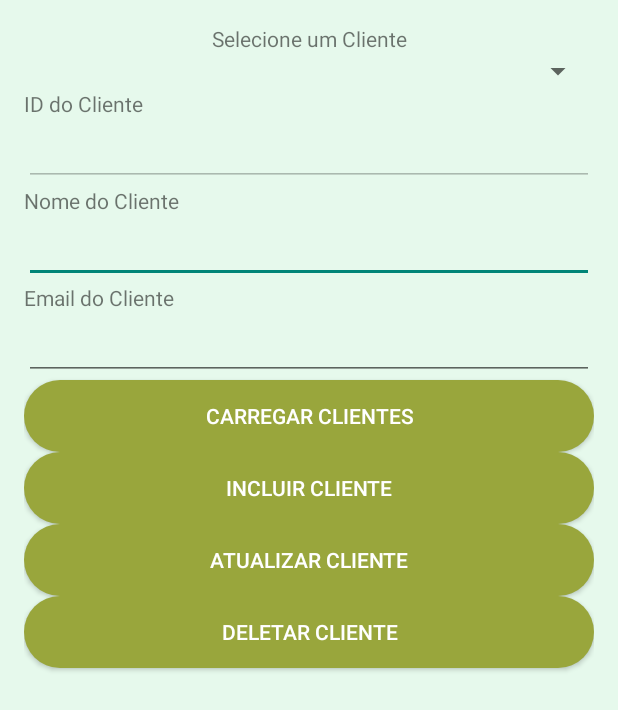
After one commit to Thiago163/Aplicativo_pim_vs1_sb, an Android app: the tela_cliente_teste screen opened directly, with no data from a screen before it, on a phone screen of 412 x 824 dp. The commit adds this screen. Shown: the top 710 px of the screen. Run offline under Robolectric (Android 15) with nearby library versions, the phone set to English and light mode, and no system bars.

Commit message:
tela_cliente_teste

```diff
--- a/app/src/main/java/com/example/pim_mundo_verde/MainActivity.java
+++ b/app/src/main/java/com/example/pim_mundo_verde/MainActivity.java
@@ -28,4 +28,9 @@ public class MainActivity extends AppCompatActivity {
         Intent in = new Intent(MainActivity.this, tela_login.class); // Use o nome correto da classe
         startActivity(in);
     }
+
+    public void tela_cliente_teste(View view) {
+        Intent in = new Intent(MainActivity.this, tela_cliente_teste.class); // Use o nome correto da classe
+        startActivity(in);
+    }
 }
--- /dev/null
+++ b/app/src/main/java/com/example/pim_mundo_verde/tela_cliente_teste.java
@@ -0,0 +1,202 @@
+package com.example.pim_mundo_verde;
+
+import android.os.Bundle;
+import android.util.Log;
+import android.view.View;
+import android.widget.AdapterView;
+import android.widget.ArrayAdapter;
+import android.widget.Button;
+import android.widget.EditText;
+import android.widget.Spinner;
+import android.widget.Toast;
+
+import androidx.appcompat.app.AppCompatActivity;
+
+import com.example.pim_mundo_verde.model.Cliente;
+import com.example.pim_mundo_verde.services.ClienteApiService;
+
+import java.net.HttpURLConnection;
+import java.net.URL;
+import java.util.ArrayList;
+import java.util.List;
+
+/**
+ * Classe MainActivity
+ *
+ * Propósito: A MainActivity serve como interface gráfica para o usuário interagir com a API de Clientes.
+ * Ela permite carregar, adicionar, atualizar e deletar clientes, exibindo os dados no Spinner e permitindo
+ * a edição dos campos de nome e email.
+ *
+ * Nota Importante: **A API DEVE ESTAR RODANDO NO ECLIPSE** antes de usar esta aplicação. Caso contrário,
+ * os métodos que fazem requisições à API (como carregar, adicionar, atualizar e deletar clientes) irão
+ * retornar erro ao tentar conectar-se ao servidor. Verifique se o servidor da API está ativo para evitar
+ * erros de conexão.
+ */
+public class tela_cliente_teste extends AppCompatActivity {
+
+    private static final String TAG = "NetworkCheck"; // Tag para logs de diagnóstico de rede.
+    private Spinner spinnerClientes; // Dropdown para exibir a lista de clientes.
+    private EditText editTextId, editTextNome, editTextEmail; // Campos de entrada para ID, Nome e Email do cliente.
+    private Button buttonLoadClientes, buttonAddCliente, buttonUpdateCliente, buttonDeleteCliente; // Botões para ações CRUD.
+    private List<Cliente> clientes = new ArrayList<>(); // Lista de objetos Cliente para armazenar dados carregados.
+    private ArrayAdapter<String> adapter; // Adaptador para manipular o Spinner.
+
+    @Override
+    protected void onCreate(Bundle savedInstanceState) {
+        super.onCreate(savedInstanceState);
+        setContentView(R.layout.activity_tela_cliente_teste); // Define o layout da atividade.
+
+        // Log de diagnóstico de rede para verificar a conexão com o servidor da API.
+        Log.d(TAG, "Verificando configurações de rede...");
+        new Thread(() -> {
+            try {
+                URL url = new URL("http://10.0.2.2:8085/api/clientes/listar"); // URL do endpoint da API.
+                HttpURLConnection connection = (HttpURLConnection) url.openConnection(); // Abre conexão HTTP.
+                connection.setRequestMethod("GET"); // Define o método HTTP como GET.
+                connection.connect(); // Conecta ao servidor.
+
+                int responseCode = connection.getResponseCode(); // Código de resposta da conexão.
+                if (responseCode == 200) {
+                    Log.d(TAG, "Conexão HTTP com 10.0.2.2 bem-sucedida.");
+                } else {
+                    Log.e(TAG, "Conexão HTTP falhou. Código de resposta: " + responseCode);
+                }
+                connection.disconnect(); // Fecha a conexão.
+            } catch (Exception e) {
+                Log.e(TAG, "Erro ao verificar a conexão HTTP com 10.0.2.2: " + e.getMessage());
+            }
+        }).start();
+
+        // Inicializar views com base nos IDs definidos no layout XML.
+        spinnerClientes = findViewById(R.id.spinnerClientes);
+        editTextId = findViewById(R.id.editTextId);
+        editTextNome = findViewById(R.id.editTextNome);
+        editTextEmail = findViewById(R.id.editTextEmail);
+        buttonLoadClientes = findViewById(R.id.buttonLoadClientes);
+        buttonAddCliente = findViewById(R.id.buttonAddCliente);
+        buttonUpdateCliente = findViewById(R.id.buttonUpdateCliente);
+        buttonDeleteCliente = findViewById(R.id.buttonDeleteCliente);
+
+        // Configuração do Spinner e seu adaptador para exibir os nomes dos clientes.
+        adapter = new ArrayAdapter<>(this, android.R.layout.simple_spinner_item, new ArrayList<>());
+        adapter.setDropDownViewResource(android.R.layout.simple_spinner_dropdown_item);
+        spinnerClientes.setAdapter(adapter); // Define o adaptador do Spinner.
+
+        // Define ações para os botões.
+        buttonLoadClientes.setOnClickListener(v -> loadClientes()); // Carregar clientes ao clicar no botão.
+        buttonAddCliente.setOnClickListener(v -> addCliente()); // Adicionar cliente ao clicar no botão.
+        buttonUpdateCliente.setOnClickListener(v -> updateCliente()); // Atualizar cliente ao clicar no botão.
+        buttonDeleteCliente.setOnClickListener(v -> deleteCliente()); // Deletar cliente ao clicar no botão.
+
+        // Define ação de seleção do Spinner, para exibir informações do cliente selecionado nos EditTexts.
+        spinnerClientes.setOnItemSelectedListener(new AdapterView.OnItemSelectedListener() {
+            @Override
+            public void onItemSelected(AdapterView<?> parent, View view, int position, long id) {
+                // Obtém o cliente selecionado e exibe os dados nos campos de texto.
+                Cliente cliente = clientes.get(position);
+                editTextId.setText(String.valueOf(cliente.getId()));
+                editTextNome.setText(cliente.getNome());
+                editTextEmail.setText(cliente.getEmail());
+            }
+
+            @Override
+            public void onNothingSelected(AdapterView<?> parent) {
+                // Limpa os campos de texto quando nada está selecionado no Spinner.
+                editTextId.setText("");
+                editTextNome.setText("");
+                editTextEmail.setText("");
+            }
+        });
+    }
+
+    /**
+     * Método loadClientes()
+     * Carrega a lista de clientes chamando o serviço da API. Atualiza o Spinner com os nomes dos clientes.
+     */
+    private void loadClientes() {
+        new Thread(() -> {
+            try {
+                clientes = ClienteApiService.getAllClientes(); // Chama o serviço da API para obter todos os clientes.
+                runOnUiThread(() -> {
+                    adapter.clear(); // Limpa os dados do adaptador.
+                    for (Cliente cliente : clientes) {
+                        adapter.add(cliente.getNome()); // Adiciona o nome de cada cliente ao adaptador.
+                    }
+                    adapter.notifyDataSetChanged(); // Notifica o Spinner sobre as mudanças.
+                    Toast.makeText(tela_cliente_teste.this, "Clientes carregados", Toast.LENGTH_SHORT).show(); // Mensagem de sucesso.
+                });
+            } catch (Exception e) {
+                e.printStackTrace(); // Exibe erro no console.
+                runOnUiThread(() -> Toast.makeText(tela_cliente_teste.this, "Erro ao carregar clientes", Toast.LENGTH_SHORT).show()); // Mensagem de erro.
+            }
+        }).start();
+    }
+
+    /**
+     * Método addCliente()
+     * Adiciona um novo cliente chamando o serviço da API. Exibe uma mensagem de sucesso ou erro.
+     */
+    private void addCliente() {
+        Cliente cliente = new Cliente(); // Cria um novo cliente.
+        cliente.setNome(editTextNome.getText().toString()); // Define o nome a partir do campo de texto.
+        cliente.setEmail(editTextEmail.getText().toString()); // Define o email a partir do campo de texto.
+
+        new Thread(() -> {
+            try {
+                String response = ClienteApiService.addCliente(cliente); // Chama o serviço para adicionar o cliente.
+                runOnUiThread(() -> {
+                    Toast.makeText(tela_cliente_teste.this, response, Toast.LENGTH_SHORT).show(); // Mensagem de sucesso.
+                    loadClientes(); // Atualiza a lista de clientes.
+                });
+            } catch (Exception e) {
+                e.printStackTrace();
+                runOnUiThread(() -> Toast.makeText(tela_cliente_teste.this, "Erro ao adicionar cliente", Toast.LENGTH_SHORT).show()); // Mensagem de erro.
+            }
+        }).start();
+    }
+
+    /**
+     * Método updateCliente()
+     * Atualiza o cliente selecionado chamando o serviço da API. Exibe uma mensagem de sucesso ou erro.
+     */
+    private void updateCliente() {
+        long id = Long.parseLong(editTextId.getText().toString()); // Obtém o ID do cliente a ser atualizado.
+        Cliente cliente = new Cliente(); // Cria um novo cliente com dados atualizados.
+        cliente.setNome(editTextNome.getText().toString());
+        cliente.setEmail(editTextEmail.getText().toString());
+
+        new Thread(() -> {
+            try {
+                String response = ClienteApiService.updateCliente(id, cliente); // Chama o serviço para atualizar o cliente.
+                runOnUiThread(() -> {
+                    Toast.makeText(tela_cliente_teste.this, response, Toast.LENGTH_SHORT).show(); // Mensagem de sucesso.
+                    loadClientes(); // Atualiza a lista de clientes.
+                });
+            } catch (Exception e) {
+                e.printStackTrace();
+                runOnUiThread(() -> Toast.makeText(tela_cliente_teste.this, "Erro ao atualizar cliente", Toast.LENGTH_SHORT).show()); // Mensagem de erro.
+            }
+        }).start();
+    }
+
+    /**
+     * Método deleteCliente()
+     * Deleta o cliente selecionado chamando o serviço da API. Exibe uma mensagem de sucesso ou erro.
+     */
+    private void deleteCliente() {
+        long id = Long.parseLong(editTextId.getText().toString()); // Obtém o ID do cliente a ser deletado.
+
+        new Thread(() -> {
+            try {
+                String response = ClienteApiService.deleteCliente(id); // Chama o serviço para deletar o cliente.
+                runOnUiThread(() -> {
+                    Toast.makeText(tela_cliente_teste.this, response, Toast.LENGTH_SHORT).show(); // Mensagem de sucesso.
+                    loadClientes(); // Atualiza a lista de clientes.
+                });
+            } catch (Exception e) {
+                e.printStackTrace();
+                runOnUiThread(() -> Toast.makeText(tela_cliente_teste.this, "Erro ao deletar cliente", Toast.LENGTH_SHORT).show()); // Mensagem de erro.
+            }
+        }).start();
+    }
+}
--- /dev/null
+++ b/app/src/main/res/layout/activity_tela_cliente_teste.xml
@@ -0,0 +1,133 @@
+<?xml version="1.0" encoding="utf-8"?>
+<androidx.constraintlayout.widget.ConstraintLayout xmlns:android="http://schemas.android.com/apk/res/android"
+    xmlns:app="http://schemas.android.com/apk/res-auto"
+    xmlns:tools="http://schemas.android.com/tools"
+    android:id="@+id/tela_cliente_teste"
+    android:layout_width="match_parent"
+    android:layout_height="match_parent"
+    tools:context=".tela_cliente_teste"
+    android:padding="16dp">
+
+    <!-- Texto explicativo para o Spinner -->
+    <TextView
+        android:id="@+id/labelClientes"
+        android:layout_width="wrap_content"
+        android:layout_height="wrap_content"
+        android:text="Selecione um Cliente"
+        app:layout_constraintTop_toTopOf="parent"
+        app:layout_constraintStart_toStartOf="parent"
+        app:layout_constraintEnd_toEndOf="parent"
+        android:layout_marginBottom="8dp" />
+
+    <!-- Spinner para listar clientes -->
+    <Spinner
+        android:id="@+id/spinnerClientes"
+        android:layout_width="0dp"
+        android:layout_height="wrap_content"
+        app:layout_constraintTop_toBottomOf="@id/labelClientes"
+        app:layout_constraintStart_toStartOf="parent"
+        app:layout_constraintEnd_toEndOf="parent"
+        android:layout_marginBottom="16dp" />
+
+    <!-- Campo ID (somente leitura) -->
+    <TextView
+        android:id="@+id/labelId"
+        android:layout_width="wrap_content"
+        android:layout_height="wrap_content"
+        android:text="ID do Cliente"
+        app:layout_constraintTop_toBottomOf="@id/spinnerClientes"
+        app:layout_constraintStart_toStartOf="parent"
+        android:layout_marginBottom="4dp" />
+
+    <EditText
+        android:id="@+id/editTextId"
+        android:layout_width="0dp"
+        android:layout_height="wrap_content"
+        android:enabled="false"
+        app:layout_constraintTop_toBottomOf="@id/labelId"
+        app:layout_constraintStart_toStartOf="parent"
+        app:layout_constraintEnd_toEndOf="parent"
+        android:layout_marginBottom="8dp" />
+
+    <!-- Campo Nome -->
+    <TextView
+        android:id="@+id/labelNome"
+        android:layout_width="wrap_content"
+        android:layout_height="wrap_content"
+        android:text="Nome do Cliente"
+        app:layout_constraintTop_toBottomOf="@id/editTextId"
+        app:layout_constraintStart_toStartOf="parent"
+        android:layout_marginBottom="4dp" />
+
+    <EditText
+        android:id="@+id/editTextNome"
+        android:layout_width="0dp"
+        android:layout_height="wrap_content"
+        app:layout_constraintTop_toBottomOf="@id/labelNome"
+        app:layout_constraintStart_toStartOf="parent"
+        app:layout_constraintEnd_toEndOf="parent"
+        android:layout_marginBottom="8dp" />
+
+    <!-- Campo Email -->
+    <TextView
+        android:id="@+id/labelEmail"
+        android:layout_width="wrap_content"
+        android:layout_height="wrap_content"
+        android:text="Email do Cliente"
+        app:layout_constraintTop_toBottomOf="@id/editTextNome"
+        app:layout_constraintStart_toStartOf="parent"
+        android:layout_marginBottom="4dp" />
+
+    <EditText
+        android:id="@+id/editTextEmail"
+        android:layout_width="0dp"
+        android:layout_height="wrap_content"
+        app:layout_constraintTop_toBottomOf="@id/labelEmail"
+        app:layout_constraintStart_toStartOf="parent"
+        app:layout_constraintEnd_toEndOf="parent"
+        android:layout_marginBottom="16dp" />
+
+    <!-- Botão para carregar a lista de clientes -->
+    <Button
+        android:id="@+id/buttonLoadClientes"
+        android:layout_width="0dp"
+        android:layout_height="wrap_content"
+        android:text="Carregar Clientes"
+        app:layout_constraintTop_toBottomOf="@id/editTextEmail"
+        app:layout_constraintStart_toStartOf="parent"
+        app:layout_constraintEnd_toEndOf="parent"
+        android:layout_marginBottom="8dp" />
+
+    <!-- Botão para incluir um novo cliente -->
+    <Button
+        android:id="@+id/buttonAddCliente"
+        android:layout_width="0dp"
+        android:layout_height="wrap_content"
+        android:text="Incluir Cliente"
+        app:layout_constraintTop_toBottomOf="@id/buttonLoadClientes"
+        app:layout_constraintStart_toStartOf="parent"
+        app:layout_constraintEnd_toEndOf="parent"
+        android:layout_marginBottom="8dp" />
+
+    <!-- Botão para atualizar cliente selecionado -->
+    <Button
+        android:id="@+id/buttonUpdateCliente"
+        android:layout_width="0dp"
+        android:layout_height="wrap_content"
+        android:text="Atualizar Cliente"
+        app:layout_constraintTop_toBottomOf="@id/buttonAddCliente"
+        app:layout_constraintStart_toStartOf="parent"
+        app:layout_constraintEnd_toEndOf="parent"
+        android:layout_marginBottom="8dp" />
+
+    <!-- Botão para deletar cliente selecionado -->
+    <Button
+        android:id="@+id/buttonDeleteCliente"
+        android:layout_width="0dp"
+        android:layout_height="wrap_content"
+        android:text="Deletar Cliente"
+        app:layout_constraintTop_toBottomOf="@id/buttonUpdateCliente"
+        app:layout_constraintStart_toStartOf="parent"
+        app:layout_constraintEnd_toEndOf="parent" />
+
+</androidx.constraintlayout.widget.ConstraintLayout>
```
Also changed, not shown: app/src/main/AndroidManifest.xml (+8 -4 lines), app/src/main/java/com/example/pim_mundo_verde/model/Cliente.java (added, +17 -0 lines), app/src/main/java/com/example/pim_mundo_verde/services/ClienteApiService.java (added, +175 -0 lines), app/src/main/res/layout/activity_main.xml (+13 -0 lines).
